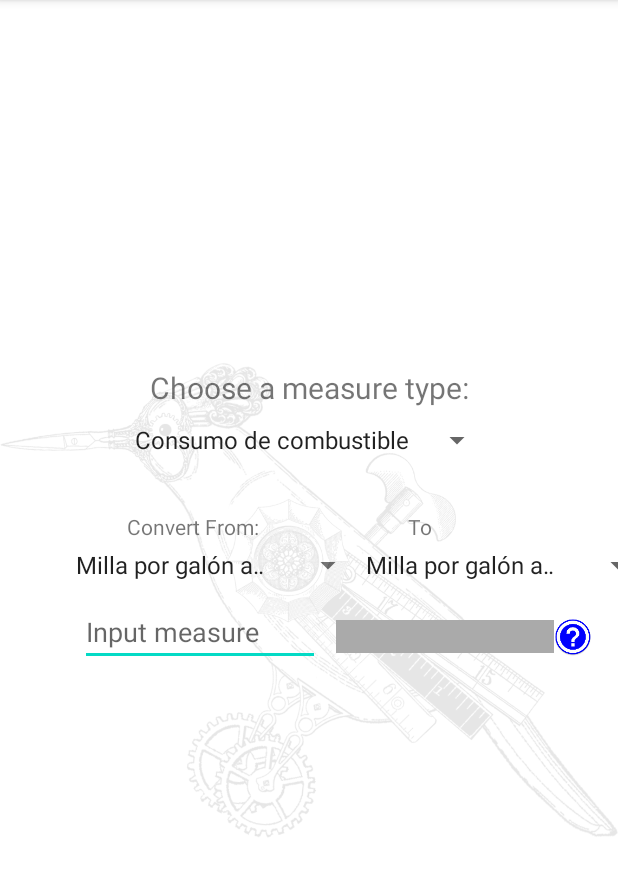
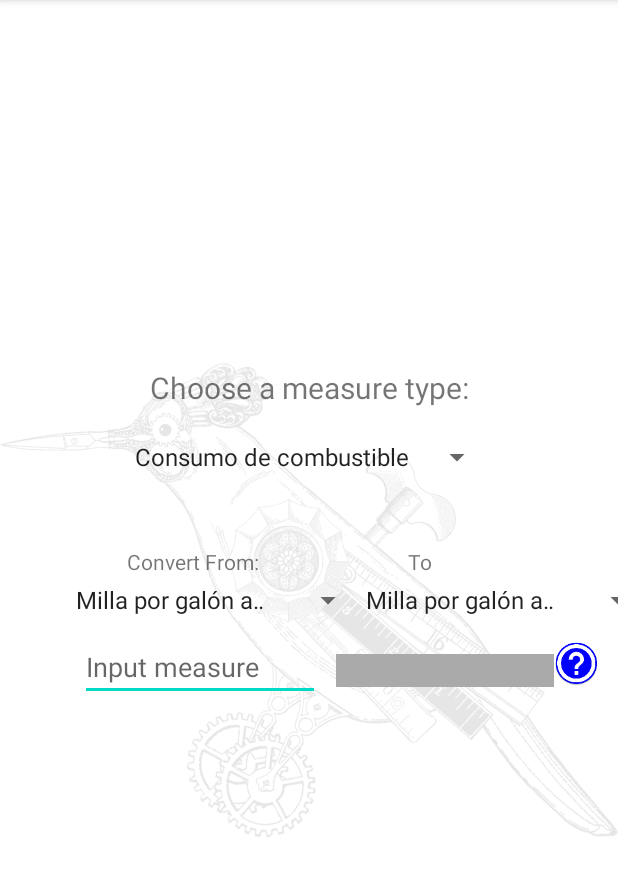
Before and after one commit to alonsopago/MesureConvCalc, an Android app: the screen it shows after launch (MainActivity), on a phone screen of 412 x 824 dp, the part 84-980 px from its top. Run offline under Robolectric (Android 15) with nearby library versions, the phone set to English and light mode, and no system bars.

Commit message:
Initial commit

```diff
--- a/app/src/main/res/layout/activity_main.xml
+++ b/app/src/main/res/layout/activity_main.xml
@@ -41,14 +41,14 @@
         android:layout_height="wrap_content"
         android:layout_marginTop="1dp"
         android:contentDescription="@string/measure_types_options"
+        android:minHeight="48dp"
         android:windowSoftInputMode="stateAlwaysHidden"
         app:layout_constraintBottom_toBottomOf="parent"
         app:layout_constraintEnd_toEndOf="parent"
         app:layout_constraintHorizontal_bias="0.495"
         app:layout_constraintStart_toStartOf="parent"
         app:layout_constraintTop_toBottomOf="@+id/measureTypeTv"
-        app:layout_constraintVertical_bias="0.017"
-        tools:ignore="TouchTargetSizeCheck" />
+        app:layout_constraintVertical_bias="0.017" />
 
     <TextView
         android:id="@+id/subMeasureTypeFromTv"
@@ -75,8 +75,7 @@
         app:layout_constraintHorizontal_bias="0.201"
         app:layout_constraintStart_toStartOf="parent"
         app:layout_constraintTop_toBottomOf="@+id/subMeasureTypeFromTv"
-        app:layout_constraintVertical_bias="0.0"
-        tools:ignore="SpeakableTextPresentCheck,SpeakableTextPresentCheck,TouchTargetSizeCheck" />
+        app:layout_constraintVertical_bias="0.0" />
 
     <TextView
         android:id="@+id/subMeasureTypeToTv"
@@ -104,8 +103,7 @@
         app:layout_constraintHorizontal_bias="0.225"
         app:layout_constraintStart_toEndOf="@+id/spnMeasureSubClassFrom"
         app:layout_constraintTop_toBottomOf="@+id/subMeasureTypeToTv"
-        app:layout_constraintVertical_bias="0.0"
-        tools:ignore="TouchTargetSizeCheck,SpeakableTextPresentCheck" />
+        app:layout_constraintVertical_bias="0.0"/>
 
     <EditText
         android:id="@+id/etMeasureSubClassFrom"
@@ -113,7 +111,6 @@
         android:layout_height="39dp"
         android:layout_margin="16dp"
         android:layout_marginTop="1dp"
-        android:autofillHints=""
         android:digits="0123456789."
         android:hint="@string/input_measure"
         android:inputType="numberDecimal"
@@ -123,8 +120,7 @@
         app:layout_constraintHorizontal_bias="0.171"
         app:layout_constraintStart_toStartOf="parent"
         app:layout_constraintTop_toBottomOf="@+id/spnMeasureSubClassFrom"
-        app:layout_constraintVertical_bias="0.0"
-        tools:ignore="TouchTargetSizeCheck,TextContrastCheck" />
+        app:layout_constraintVertical_bias="0.0"/>
 
     <!-- Image button resized, To resize change layout_width and layout_height -->
     <HorizontalScrollView
@@ -156,14 +152,13 @@
             app:layout_constraintHorizontal_bias="0.202"
             app:layout_constraintStart_toEndOf="@+id/etMeasureSubClassFrom"
             app:layout_constraintTop_toBottomOf="@+id/spnMeasureSubClassTo"
-            app:layout_constraintVertical_bias="0.039"
-            tools:targetApi="o" />
+            app:layout_constraintVertical_bias="0.039"/>
     </HorizontalScrollView>
 
     <ImageButton
         android:id="@+id/information"
-        android:layout_width="25dp"
-        android:layout_height="25dp"
+        android:layout_width="30dp"
+        android:layout_height="30dp"
         android:background="@drawable/round_button"
         android:contentDescription="@string/image_view"
         android:scaleType="fitCenter"
@@ -172,7 +167,6 @@
         app:layout_constraintHorizontal_bias="0.0"
         app:layout_constraintStart_toEndOf="@+id/horizontalScrollView"
         app:layout_constraintTop_toTopOf="@+id/spnMeasureClass"
-        app:layout_constraintVertical_bias="0.283"
-        app:srcCompat="@mipmap/measure_help_icon"
-        tools:ignore="SpeakableTextPresentCheck,TouchTargetSizeCheck" />
+        app:layout_constraintVertical_bias="0.321"
+        app:srcCompat="@mipmap/measure_help_icon" />
 </androidx.constraintlayout.widget.ConstraintLayout>
--- a/app/src/main/res/values/arrays.xml
+++ b/app/src/main/res/values/arrays.xml
@@ -41,7 +41,7 @@
             /1000  ,*1    ,*100   ,*1000    ,*1e+6    ,*1e+9     ,/1609     ,*1.094   ,*3.281   ,*39.37  ,/1852     ,
             /100000,/100  ,*1     ,*10      ,*10000   ,*1e+7     ,/160934   ,/91.44   ,/30.48   ,/2.54   ,/185200   ,
             /1e+6  ,/1000 ,/10    ,*1       ,*1000    ,*1e+6     ,/1.609e+6 ,/914     ,/305     ,/25.4   ,/1.852e+6 ,
-            /1e+9  ,/1e+6 ,/1e-4  ,/1000    ,*1       ,*1000     ,/1.609e+9 ,/914400  ,/304800  ,/25400  ,/1.852e+9 ,
+            /1e+9  ,/1e+6 ,/10000  ,/1000    ,*1       ,*1000     ,/1.609e+9 ,/914400  ,/304800  ,/25400  ,/1.852e+9,
             /1e+12 ,/1e+9 ,/1e+7  ,/1e+6    ,/1000    ,*1        ,/1.609e+12,/9.144e+8,/3.048e+8,/2.54e+7,/1.852e+12,
             *1.609 ,*1609 ,*160934,*1.609e+6,*1.609e+9,*1.609e+12,*1        ,*1760    ,*5280    ,*63360  ,/1.151    ,
             /1094  ,/1.094,*91.44 ,*914     ,*914400  ,*9.144e+8 ,/1760     ,*1       ,*3       ,*36     ,/2025     ,
```
